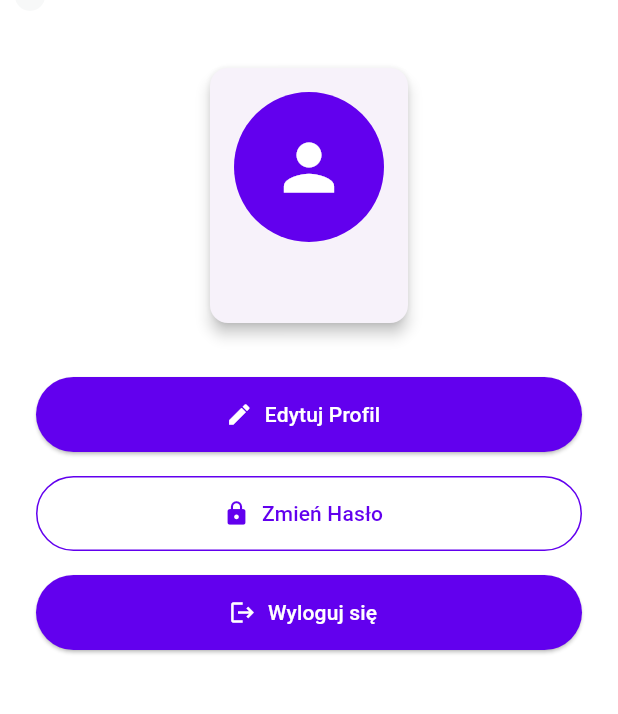
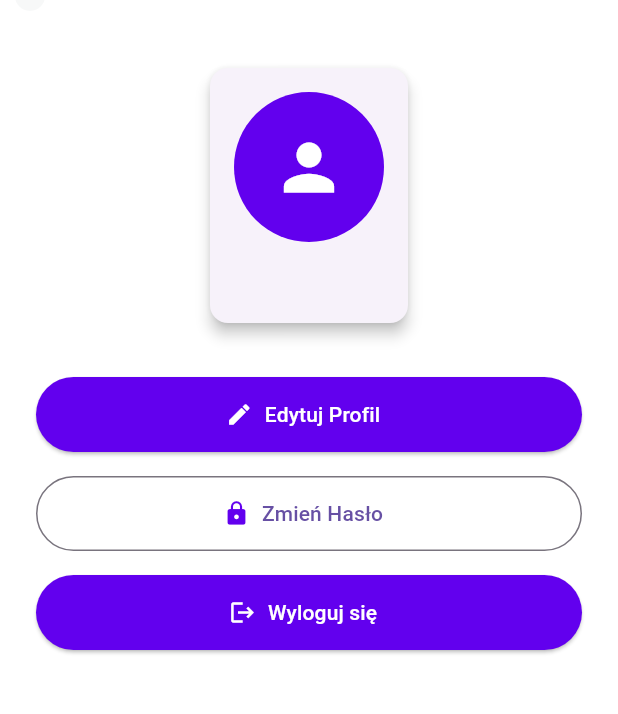
Before and after one commit to Talandar99/group_project_6th_sem, a Flutter app: the ProfilePage screen opened directly, on a phone screen of 412 x 824 dp, the part 58-772 px from its top. Run offline on Flutter 3.47's test engine with Material 3 defaults, Android fonts, the phone set to English and light mode, and no system bars; our stand-ins replace flutter_svg, get_it, shared_preferences, shimmer; accounts and stored records are empty; network calls fail; Roboto replaces fonts that are missing (Poppins).

Commit message:
Update profile_action_button.dart

```diff
--- a/frontend/lib/widgets/profile_action_button.dart
+++ b/frontend/lib/widgets/profile_action_button.dart
@@ -6,7 +6,6 @@ class ProfileActionButton extends StatelessWidget {
   final IconData icon;
   final VoidCallback onPressed;
   final bool outlined;
-  final Color? color;
 
   const ProfileActionButton({
     super.key,
@@ -14,7 +13,6 @@ class ProfileActionButton extends StatelessWidget {
     required this.icon,
     required this.onPressed,
     this.outlined = false,
-    this.color,
   });
 
   @override
@@ -24,25 +22,23 @@ class ProfileActionButton extends StatelessWidget {
       child: SizedBox(
         width: double.infinity,
         height: 50,
-        child: outlined
+        child:
+            outlined
                 ? OutlinedButton.icon(
                   onPressed: onPressed,
-                icon: Icon(icon, color: color ?? AppColors.primary),
-                label: Text(text, style: TextStyle(color: color ?? AppColors.primary)),
-                style: OutlinedButton.styleFrom(
-                  side: BorderSide(color: color ?? AppColors.primary),
-                ),
+                  icon: Icon(icon, color: AppColors.primary),
+                  label: Text(text),
                 )
                 : ElevatedButton.icon(
                   style: ElevatedButton.styleFrom(
-                  backgroundColor: color ?? AppColors.primary,
+                    backgroundColor: AppColors.primary,
                     foregroundColor: Colors.white,
                   ),
                   onPressed: onPressed,
                   icon: Icon(icon, color: Colors.white),
                   label: Text(text),
       ),
-      ),
+      )
     );
   }
 }
```
Lines whose indentation alone changed are shown as unchanged.
